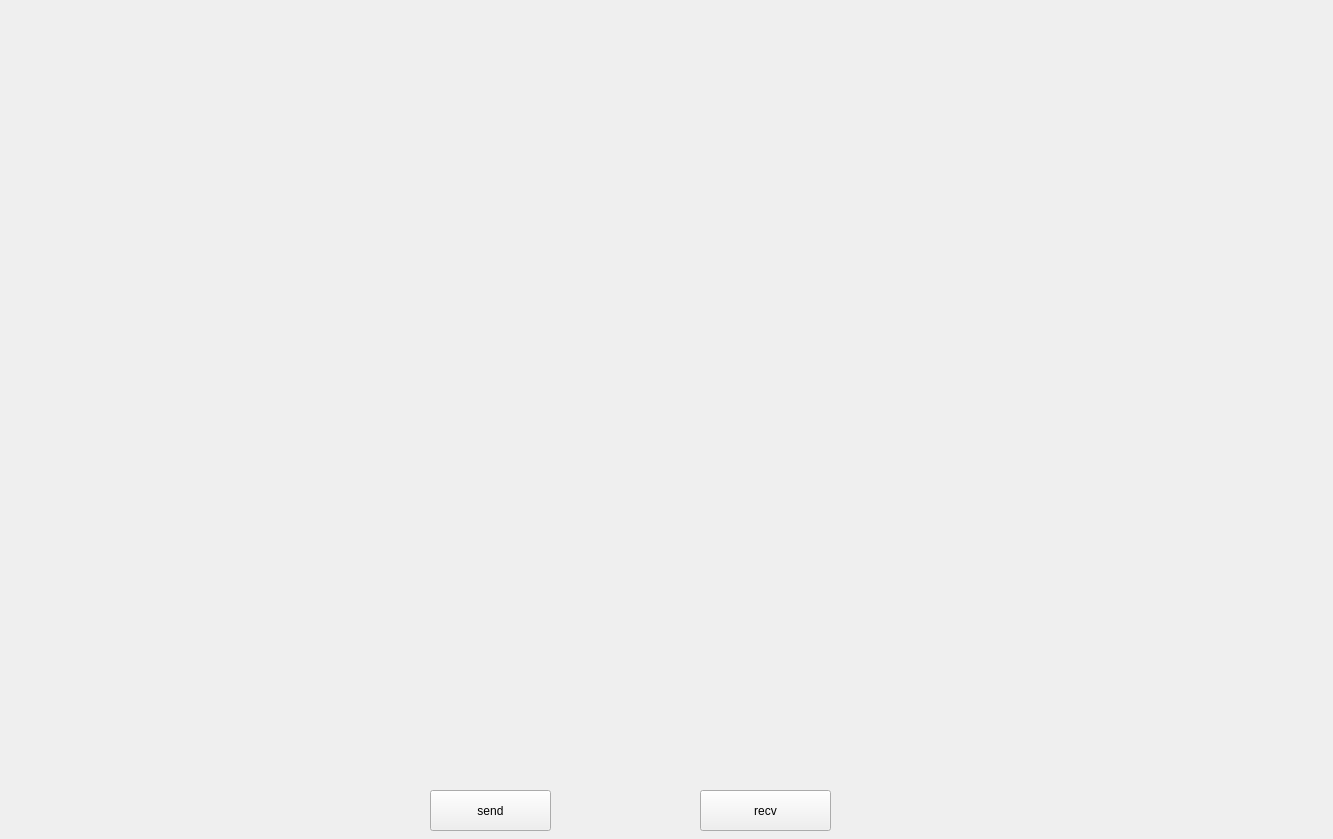
This is Chat/chat.ui in jkeyvv/Chat as Qt 5 draws it before an edit. The edited form follows.
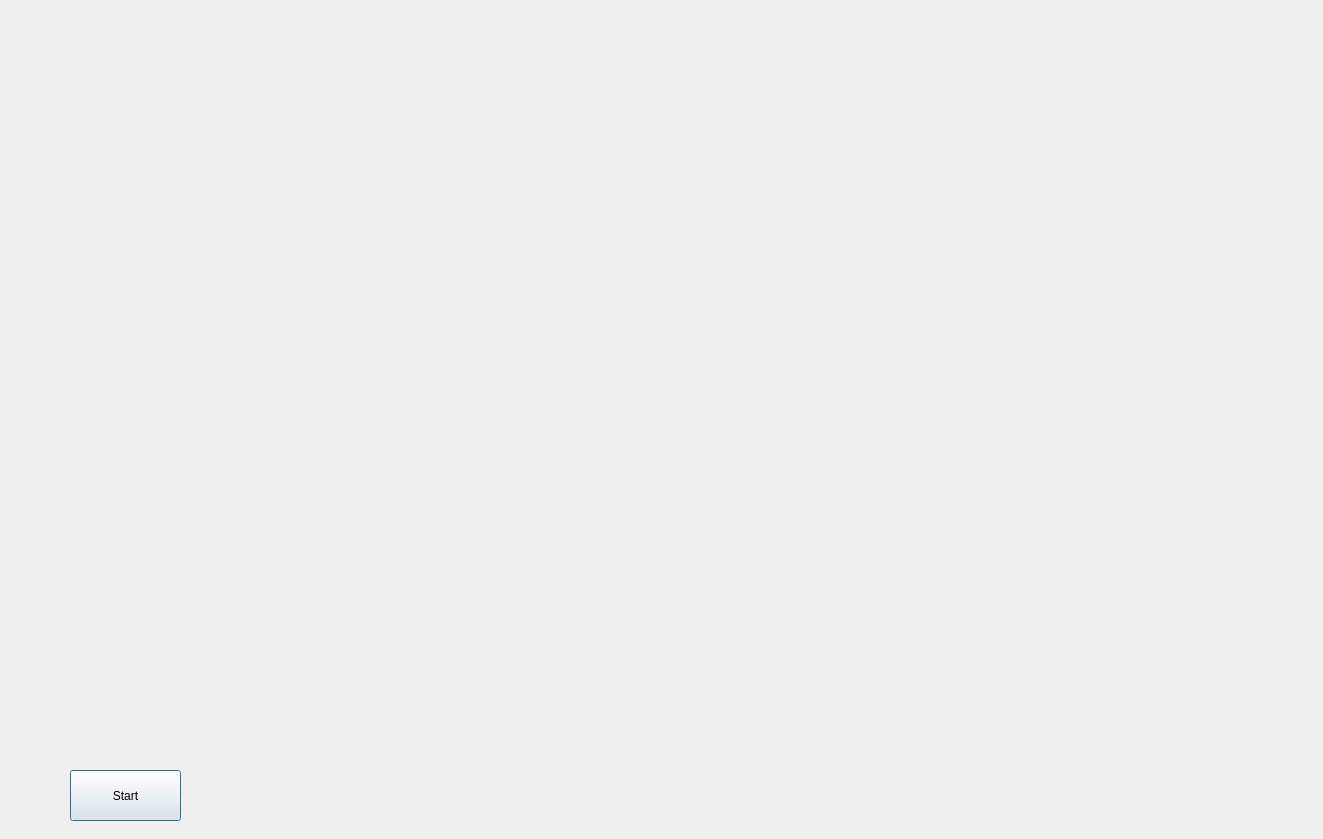
This is the edited form.

The edit to the form file:
```diff
--- a/Chat/chat.ui
+++ b/Chat/chat.ui
@@ -6,7 +6,7 @@
    <rect>
     <x>0</x>
     <y>0</y>
-    <width>1333</width>
+    <width>1323</width>
     <height>839</height>
    </rect>
   </property>
@@ -16,14 +16,23 @@
   <widget class="QPushButton" name="send">
    <property name="geometry">
     <rect>
-     <x>430</x>
-     <y>790</y>
-     <width>121</width>
-     <height>41</height>
+     <x>70</x>
+     <y>770</y>
+     <width>111</width>
+     <height>51</height>
     </rect>
    </property>
    <property name="text">
-    <string>send</string>
+    <string>Start</string>
+   </property>
+   <property name="autoDefault">
+    <bool>false</bool>
+   </property>
+   <property name="default">
+    <bool>true</bool>
+   </property>
+   <property name="flat">
+    <bool>false</bool>
    </property>
   </widget>
   <widget class="QLabel" name="label">
@@ -39,19 +48,6 @@
     <string/>
    </property>
   </widget>
-  <widget class="QPushButton" name="recv">
-   <property name="geometry">
-    <rect>
-     <x>700</x>
-     <y>790</y>
-     <width>131</width>
-     <height>41</height>
-    </rect>
-   </property>
-   <property name="text">
-    <string>recv</string>
-   </property>
-  </widget>
  </widget>
  <layoutdefault spacing="6" margin="11"/>
  <resources>
```
Left out of the diff: 2 changed lines with no effect on the pictures.
